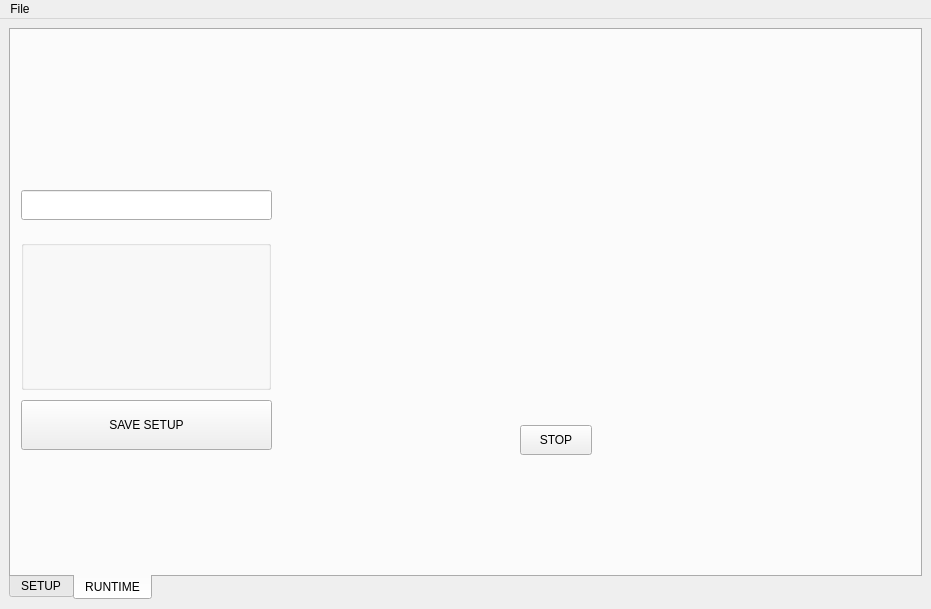
Above: gui/qtGui/mainwindow.ui from MAPL-UFU/palms before the change. Below: the same form after it.
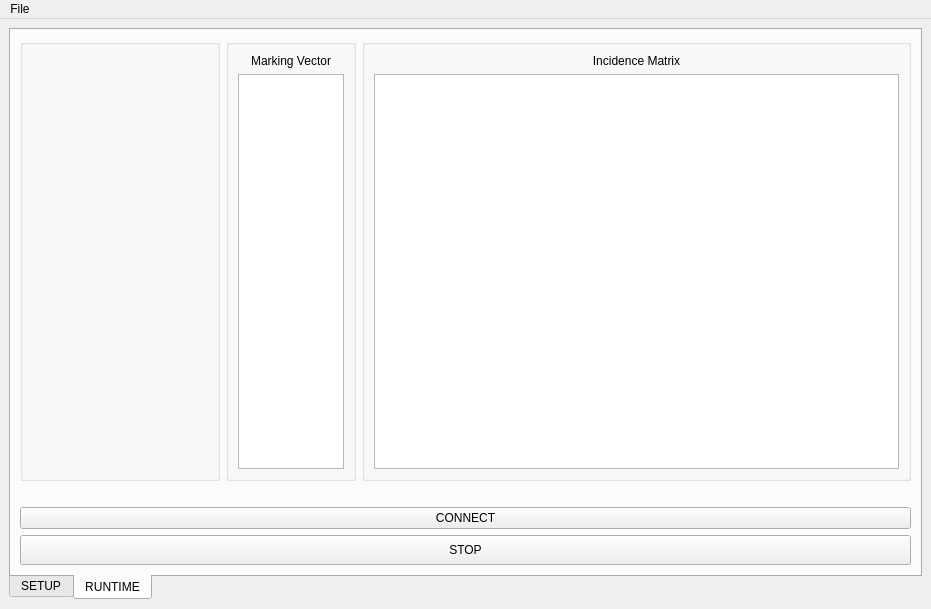
That is the form after the change. The open tabs and pages were chosen to show the change. Icons and pictures are not drawn.

What changed in the file:
```diff
--- a/gui/qtGui/mainwindow.ui
+++ b/gui/qtGui/mainwindow.ui
@@ -120,7 +120,7 @@
 //rgb(238, 238, 236)</string>
   </property>
   <widget class="QWidget" name="centralwidget">
-   <layout class="QHBoxLayout" name="horizontalLayout_3">
+   <layout class="QVBoxLayout" name="verticalLayout_11">
     <item>
      <widget class="QTabWidget" name="setup_tabWidget">
       <property name="tabPosition">
@@ -659,27 +659,91 @@
        <attribute name="title">
         <string>RUNTIME</string>
        </attribute>
+       <layout class="QVBoxLayout" name="verticalLayout_10">
+        <item>
+         <layout class="QHBoxLayout" name="horizontalLayout">
+          <item>
+           <layout class="QVBoxLayout" name="verticalLayout_15">
+            <item>
        <widget class="QGroupBox" name="groupBox_Labels">
-        <property name="geometry">
-         <rect>
-          <x>10</x>
-          <y>210</y>
-          <width>250</width>
-          <height>150</height>
-         </rect>
+              <property name="minimumSize">
+               <size>
+                <width>200</width>
+                <height>0</height>
+               </size>
         </property>
         <property name="maximumSize">
          <size>
-          <width>250</width>
-          <height>150</height>
+                <width>9999999</width>
+                <height>16777215</height>
          </size>
         </property>
         <property name="title">
          <string/>
         </property>
         <layout class="QVBoxLayout" name="verticalLayout_3">
+               <item>
+                <widget class="QLabel" name="palmsType_label">
+                 <property name="minimumSize">
+                  <size>
+                   <width>0</width>
+                   <height>30</height>
+                  </size>
+                 </property>
+                 <property name="maximumSize">
+                  <size>
+                   <width>16777215</width>
+                   <height>16777215</height>
+                  </size>
+                 </property>
+                 <property name="font">
+                  <font>
+                   <family>Courier 10 Pitch</family>
+                   <pointsize>14</pointsize>
+                   <weight>9</weight>
+                   <italic>false</italic>
+                   <bold>false</bold>
+                  </font>
+                 </property>
+                 <property name="text">
+                  <string/>
+                 </property>
+                 <property name="alignment">
+                  <set>Qt::AlignCenter</set>
+                 </property>
+                 <property name="margin">
+                  <number>3</number>
+                 </property>
+                </widget>
+               </item>
+               <item>
+                <widget class="QLabel" name="qtdReader_label">
+                 <property name="minimumSize">
+                  <size>
+                   <width>0</width>
+                   <height>20</height>
+                  </size>
+                 </property>
+                 <property name="text">
+                  <string/>
+                 </property>
+                </widget>
+               </item>
+               <item>
+                <widget class="QLabel" name="readerList_label">
+                 <property name="text">
+                  <string>&lt;html&gt;&lt;head/&gt;&lt;body&gt;&lt;p align=&quot;center&quot;&gt;&lt;br/&gt;&lt;/p&gt;&lt;/body&gt;&lt;/html&gt;</string>
+                 </property>
+                </widget>
+               </item>
          <item>
           <widget class="QLabel" name="exception_label">
+                 <property name="minimumSize">
+                  <size>
+                   <width>0</width>
+                   <height>20</height>
+                  </size>
+                 </property>
            <property name="text">
             <string/>
            </property>
@@ -687,6 +751,12 @@
          </item>
          <item>
           <widget class="QLabel" name="reader_label">
+                 <property name="minimumSize">
+                  <size>
+                   <width>0</width>
+                   <height>20</height>
+                  </size>
+                 </property>
            <property name="text">
             <string/>
            </property>
@@ -694,6 +764,12 @@
          </item>
          <item>
           <widget class="QLabel" name="id_label">
+                 <property name="minimumSize">
+                  <size>
+                   <width>0</width>
+                   <height>20</height>
+                  </size>
+                 </property>
            <property name="text">
             <string/>
            </property>
@@ -701,6 +777,12 @@
          </item>
          <item>
           <widget class="QLabel" name="places_label">
+                 <property name="minimumSize">
+                  <size>
+                   <width>0</width>
+                   <height>20</height>
+                  </size>
+                 </property>
            <property name="maximumSize">
             <size>
              <width>16777215</width>
@@ -717,6 +799,12 @@
          </item>
          <item>
           <widget class="QLabel" name="transitions_label">
+                 <property name="minimumSize">
+                  <size>
+                   <width>0</width>
+                   <height>20</height>
+                  </size>
+                 </property>
            <property name="text">
             <string>&lt;html&gt;&lt;head/&gt;&lt;body&gt;&lt;p&gt;&lt;br/&gt;&lt;/p&gt;&lt;/body&gt;&lt;/html&gt;</string>
            </property>
@@ -727,66 +815,113 @@
          </item>
         </layout>
        </widget>
-       <widget class="QPushButton" name="confirmSerialConection_pushButton">
-        <property name="geometry">
-         <rect>
-          <x>10</x>
-          <y>370</y>
-          <width>251</width>
-          <height>50</height>
-         </rect>
-        </property>
+            </item>
+           </layout>
+          </item>
+          <item>
+           <widget class="QGroupBox" name="markingGroupBox2">
         <property name="minimumSize">
          <size>
-          <width>0</width>
-          <height>50</height>
+              <width>100</width>
+              <height>0</height>
          </size>
         </property>
         <property name="maximumSize">
          <size>
-          <width>16777215</width>
+              <width>130</width>
           <height>16777215</height>
          </size>
         </property>
+            <property name="title">
+             <string/>
+            </property>
+            <layout class="QVBoxLayout" name="verticalLayout_13">
+             <item>
+              <widget class="QLabel" name="label_9">
         <property name="text">
-         <string>SAVE SETUP</string>
-        </property>
-       </widget>
-       <widget class="QLineEdit" name="serialConection_lineEdit">
-        <property name="geometry">
-         <rect>
-          <x>10</x>
-          <y>160</y>
-          <width>251</width>
-          <height>30</height>
-         </rect>
-        </property>
-        <property name="minimumSize">
+                <string>Marking Vector</string>
+               </property>
+               <property name="alignment">
+                <set>Qt::AlignCenter</set>
+               </property>
+              </widget>
+             </item>
+             <item>
+              <widget class="QTableWidget" name="markingVector2_tw">
+               <property name="maximumSize">
          <size>
-          <width>0</width>
-          <height>30</height>
-         </size>
-        </property>
-        <property name="maximumSize">
+                 <width>120</width>
+                 <height>16777215</height>
+                </size>
+               </property>
+               <attribute name="horizontalHeaderMinimumSectionSize">
+                <number>30</number>
+               </attribute>
+               <attribute name="horizontalHeaderDefaultSectionSize">
+                <number>30</number>
+               </attribute>
+               <attribute name="horizontalHeaderStretchLastSection">
+                <bool>true</bool>
+               </attribute>
+               <attribute name="verticalHeaderMinimumSectionSize">
+                <number>30</number>
+               </attribute>
+              </widget>
+             </item>
+            </layout>
+           </widget>
+          </item>
+          <item>
+           <widget class="QGroupBox" name="groupBoxMatrix2">
+            <property name="minimumSize">
          <size>
-          <width>16777215</width>
-          <height>16777215</height>
-         </size>
-        </property>
+              <width>350</width>
+              <height>0</height>
+             </size>
+            </property>
+            <property name="title">
+             <string/>
+            </property>
+            <layout class="QVBoxLayout" name="verticalLayout_14">
+             <item>
+              <widget class="QLabel" name="label_10">
+               <property name="text">
+                <string>Incidence Matrix</string>
+               </property>
         <property name="alignment">
          <set>Qt::AlignCenter</set>
         </property>
        </widget>
-       <widget class="QWidget" name="">
-        <property name="geometry">
-         <rect>
-          <x>430</x>
-          <y>390</y>
-          <width>151</width>
-          <height>41</height>
-         </rect>
-        </property>
-        <layout class="QHBoxLayout" name="horizontalLayout_4">
+             </item>
+             <item>
+              <widget class="QTableWidget" name="incMatrix2_tw">
+               <property name="minimumSize">
+                <size>
+                 <width>250</width>
+                 <height>0</height>
+                </size>
+               </property>
+               <attribute name="horizontalHeaderMinimumSectionSize">
+                <number>30</number>
+               </attribute>
+               <attribute name="horizontalHeaderDefaultSectionSize">
+                <number>30</number>
+               </attribute>
+               <attribute name="horizontalHeaderStretchLastSection">
+                <bool>true</bool>
+               </attribute>
+               <attribute name="verticalHeaderMinimumSectionSize">
+                <number>30</number>
+               </attribute>
+              </widget>
+             </item>
+            </layout>
+           </widget>
+          </item>
+         </layout>
+        </item>
+        <item>
+         <layout class="QVBoxLayout" name="verticalLayout_12">
          <property name="topMargin">
           <number>0</number>
          </property>
@@ -806,6 +941,13 @@
            </property>
           </widget>
          </item>
+          <item>
+           <widget class="QPushButton" name="confirmSerialConection_pushButton">
+            <property name="text">
+             <string>CONNECT</string>
+            </property>
+           </widget>
+          </item>
          <item>
           <widget class="QPushButton" name="stopConnection_pushButton">
            <property name="minimumSize">
@@ -826,7 +968,8 @@
           </widget>
          </item>
         </layout>
-       </widget>
+        </item>
+       </layout>
       </widget>
      </widget>
     </item>
```
Left out of the diff: 21 changed lines with no effect on the pictures. Lines whose indentation alone changed are shown as unchanged.
